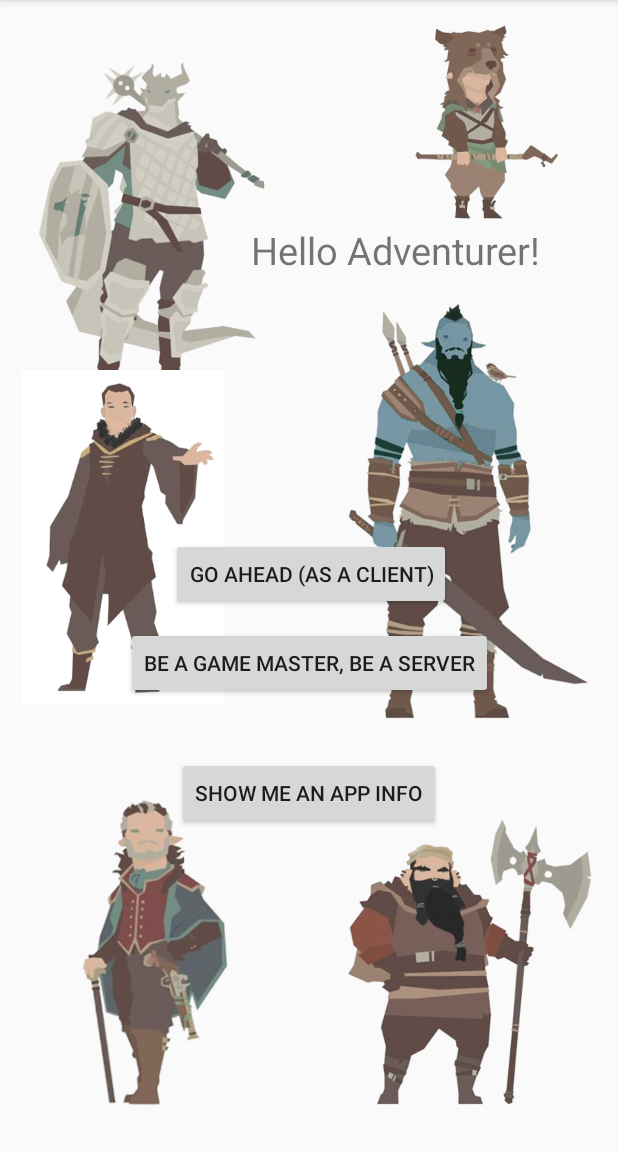
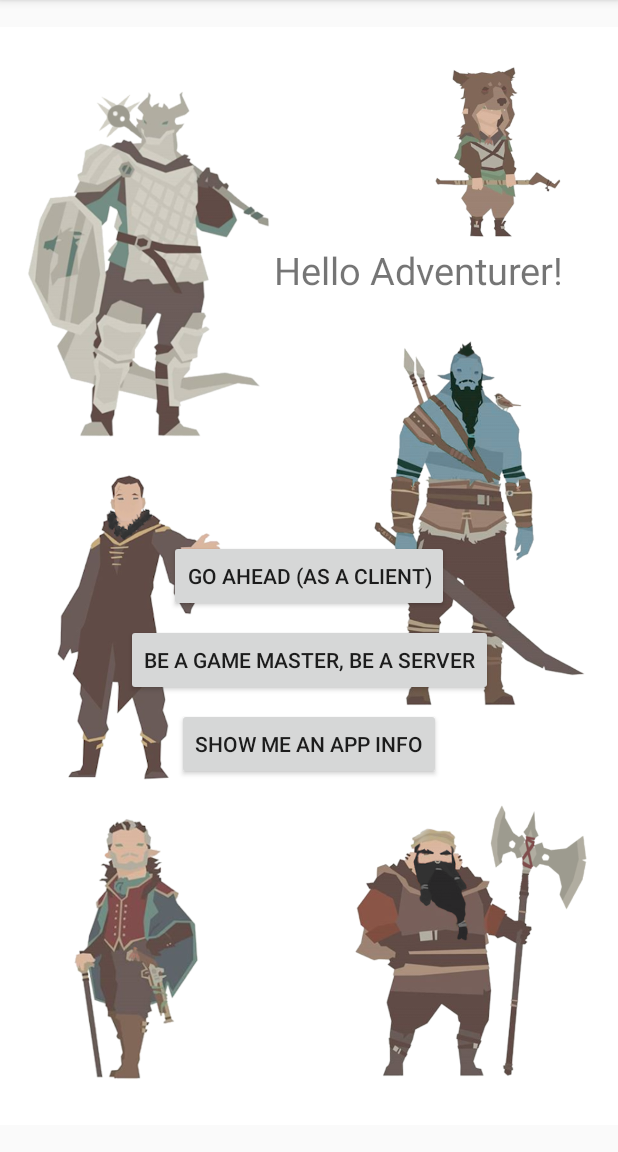
Before and after one commit to kannam12/JPWP, an Android app: the screen it shows after launch (MainActivity), on a phone screen of 412 x 824 dp, the part 84-1236 px from its top. Run offline under Robolectric (Android 15) with nearby library versions, the phone set to English and light mode, and no system bars.

Commit message:
lepsze constraint

```diff
--- a/DndApp/app/src/main/res/layout/activity_main.xml
+++ b/DndApp/app/src/main/res/layout/activity_main.xml
@@ -10,111 +10,58 @@
         android:id="@+id/appInfoBtn"
         android:layout_width="wrap_content"
         android:layout_height="wrap_content"
-        android:layout_marginStart="34dp"
+        android:layout_marginTop="8dp"
         android:onClick="goNextMain"
         android:text="@string/mainBtn2info"
-        app:layout_constraintStart_toStartOf="@+id/serverBtn"
-        app:layout_constraintTop_toTopOf="@+id/imageView2" />
-
-    <ImageView
-        android:id="@+id/imageView2"
-        android:layout_width="182dp"
-        android:layout_height="261dp"
-        android:layout_marginBottom="2dp"
-        app:layout_constraintBottom_toBottomOf="parent"
         app:layout_constraintEnd_toEndOf="parent"
-        app:layout_constraintStart_toEndOf="@+id/imageView6"
-        app:layout_constraintTop_toBottomOf="@+id/imageView7"
-        app:srcCompat="@drawable/veit" />
-
-    <ImageView
-        android:id="@+id/imageView5"
-        android:layout_width="0dp"
-        android:layout_height="0dp"
-        android:layout_marginBottom="89dp"
-        app:layout_constraintBottom_toTopOf="@+id/goAheadBtn"
-        app:layout_constraintEnd_toStartOf="@+id/imageView7"
         app:layout_constraintStart_toStartOf="parent"
-        app:layout_constraintTop_toTopOf="parent"
-        app:srcCompat="@drawable/smoczus" />
+        app:layout_constraintTop_toBottomOf="@+id/serverBtn" />
 
     <Button
         android:id="@+id/serverBtn"
         android:layout_width="wrap_content"
         android:layout_height="wrap_content"
-        android:layout_marginBottom="31dp"
+        android:layout_marginTop="8dp"
         android:onClick="goNextMain"
         android:text="@string/mainBtn2mkServ"
-        app:layout_constraintBottom_toTopOf="@+id/imageView4"
         app:layout_constraintEnd_toEndOf="parent"
         app:layout_constraintStart_toStartOf="parent"
         app:layout_constraintTop_toBottomOf="@+id/goAheadBtn" />
 
-    <ImageView
-        android:id="@+id/imageView3"
-        android:layout_width="156dp"
-        android:layout_height="183dp"
-        android:layout_marginEnd="16dp"
-        android:layout_marginBottom="26dp"
-        app:layout_constraintBottom_toBottomOf="@+id/textView"
+    <Button
+        android:id="@+id/goAheadBtn"
+        android:layout_width="wrap_content"
+        android:layout_height="wrap_content"
+        android:layout_marginTop="360dp"
+        android:onClick="goNextMain"
+        android:text="@string/mainBtn2log"
         app:layout_constraintEnd_toEndOf="parent"
-        app:srcCompat="@drawable/liltina" />
+        app:layout_constraintStart_toStartOf="parent"
+        app:layout_constraintTop_toTopOf="parent" />
 
     <ImageView
-        android:id="@+id/imageView4"
-        android:layout_width="0dp"
-        android:layout_height="0dp"
-        android:layout_marginEnd="1dp"
-        android:layout_marginBottom="2dp"
+        android:id="@+id/imageView9"
+        android:layout_width="wrap_content"
+        android:layout_height="wrap_content"
         app:layout_constraintBottom_toBottomOf="parent"
-        app:layout_constraintEnd_toStartOf="@+id/imageView7"
+        app:layout_constraintEnd_toEndOf="parent"
+        app:layout_constraintHorizontal_bias="1.0"
         app:layout_constraintStart_toStartOf="parent"
-        app:layout_constraintTop_toBottomOf="@+id/serverBtn"
-        app:srcCompat="@drawable/nipip" />
+        app:layout_constraintTop_toTopOf="parent"
+        app:layout_constraintVertical_bias="1.0"
+        app:srcCompat="@drawable/background" />
 
     <TextView
         android:id="@+id/textView"
         android:layout_width="wrap_content"
         android:layout_height="wrap_content"
-        android:layout_marginTop="149dp"
-        android:layout_marginEnd="35dp"
-        android:layout_marginBottom="7dp"
+        android:layout_marginEnd="16dp"
         android:text="@string/mainInfo"
         android:textSize="25sp"
-        app:layout_constraintBottom_toTopOf="@+id/imageView7"
-        app:layout_constraintEnd_toEndOf="@+id/imageView3"
+        app:layout_constraintBottom_toTopOf="@+id/goAheadBtn"
+        app:layout_constraintEnd_toEndOf="parent"
+        app:layout_constraintHorizontal_bias="0.9"
+        app:layout_constraintStart_toStartOf="parent"
         app:layout_constraintTop_toTopOf="parent" />
 
-    <Button
-        android:id="@+id/goAheadBtn"
-        android:layout_width="wrap_content"
-        android:layout_height="wrap_content"
-        android:layout_marginEnd="28dp"
-        android:layout_marginBottom="11dp"
-        android:onClick="goNextMain"
-        android:text="@string/mainBtn2log"
-        app:layout_constraintBottom_toTopOf="@+id/serverBtn"
-        app:layout_constraintEnd_toEndOf="@+id/serverBtn"
-        app:layout_constraintTop_toBottomOf="@+id/imageView5" />
-
-    <ImageView
-        android:id="@+id/imageView6"
-        android:layout_width="135dp"
-        android:layout_height="348dp"
-        android:layout_marginEnd="52dp"
-        app:layout_constraintEnd_toStartOf="@+id/imageView2"
-        app:layout_constraintStart_toStartOf="parent"
-        app:layout_constraintTop_toBottomOf="@+id/textView"
-        app:srcCompat="@drawable/todar" />
-
-    <ImageView
-        android:id="@+id/imageView7"
-        android:layout_width="0dp"
-        android:layout_height="0dp"
-        app:layout_constraintBottom_toTopOf="@+id/imageView2"
-        app:layout_constraintEnd_toEndOf="parent"
-        app:layout_constraintStart_toEndOf="@+id/imageView5"
-        app:layout_constraintTop_toBottomOf="@+id/textView"
-        app:srcCompat="@drawable/beladark" />
-
 </androidx.constraintlayout.widget.ConstraintLayout>
```
Also changed, not shown: DndApp/app/src/main/res/drawable/background.png (added).
